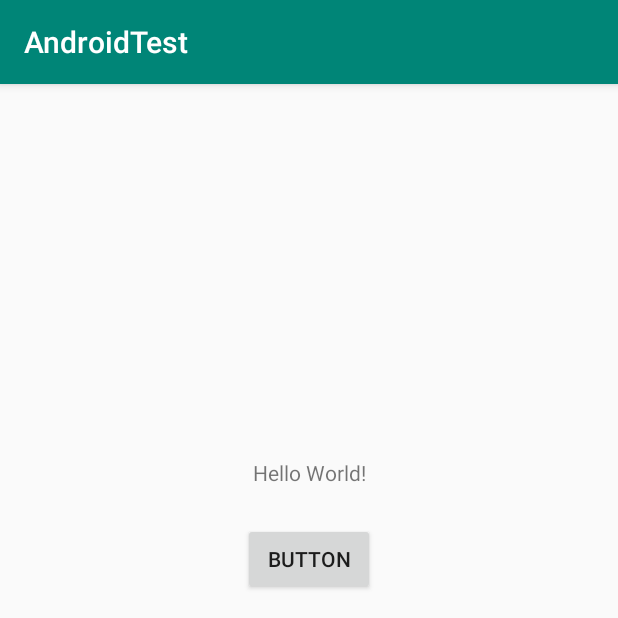
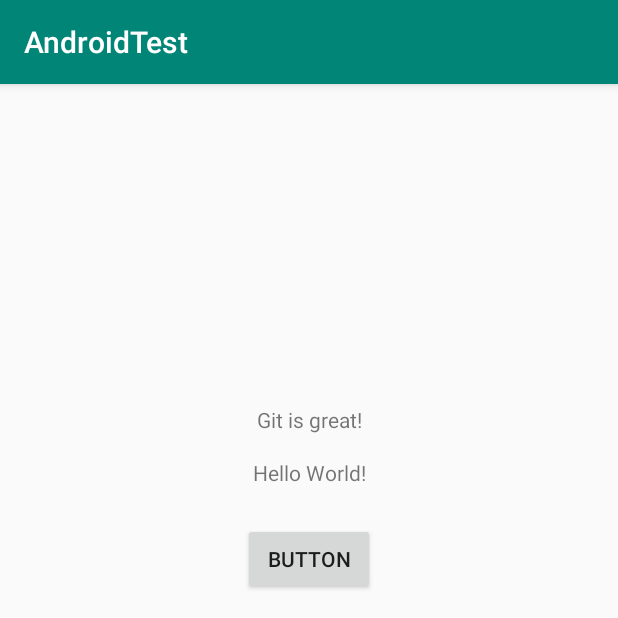
Before and after one commit to aarenzana/AndroidTest, an Android app: the screen it shows after launch (MainActivity), on a phone screen of 412 x 824 dp, the top half of it. Run offline under Robolectric (Android 15) with nearby library versions, the phone set to English and light mode, and no system bars.

Commit message:
Added a text field

```diff
--- a/app/src/main/res/layout/activity_main.xml
+++ b/app/src/main/res/layout/activity_main.xml
@@ -23,5 +23,12 @@
             android:id="@+id/button" app:layout_constraintStart_toStartOf="parent"
             app:layout_constraintHorizontal_bias="0.501" app:layout_constraintEnd_toEndOf="parent"
             android:layout_marginTop="24dp" app:layout_constraintTop_toBottomOf="@+id/textView"/>
+    <TextView
+            android:text="Git is great!"
+            android:layout_width="wrap_content"
+            android:layout_height="wrap_content"
+            android:id="@+id/textView2" app:layout_constraintStart_toStartOf="parent"
+            app:layout_constraintHorizontal_bias="0.5" app:layout_constraintEnd_toEndOf="parent"
+            android:layout_marginBottom="16dp" app:layout_constraintBottom_toTopOf="@+id/textView"/>
 
 </androidx.constraintlayout.widget.ConstraintLayout>
```
